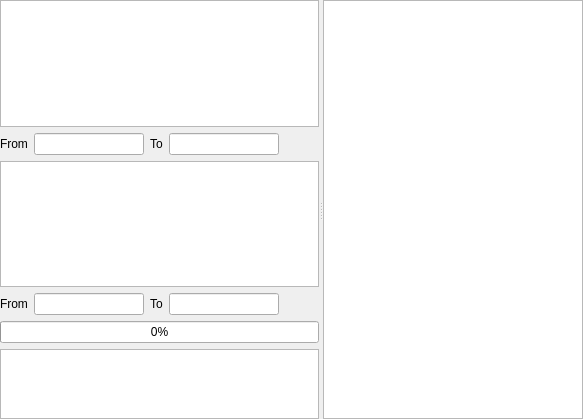
LeStahL/toy210, file SFXPage.ui: the form before one commit.
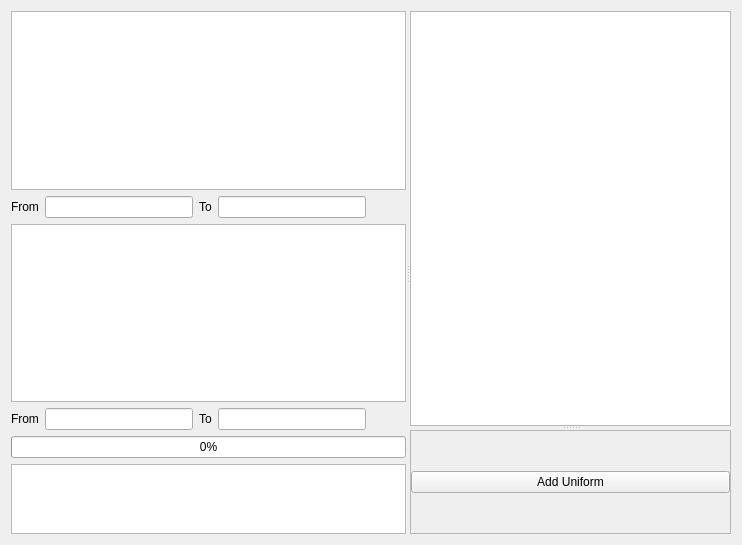
The form after the commit. Custom widgets are drawn as their Qt base class.

Commit message: implemented basic uniform functionality.

Patch:
```diff
--- a/SFXPage.ui
+++ b/SFXPage.ui
@@ -6,28 +6,16 @@
    <rect>
     <x>0</x>
     <y>0</y>
-    <width>583</width>
-    <height>419</height>
+    <width>742</width>
+    <height>545</height>
    </rect>
   </property>
   <property name="windowTitle">
    <string>Form</string>
   </property>
   <layout class="QVBoxLayout" name="verticalLayout_2">
-   <property name="leftMargin">
-    <number>0</number>
-   </property>
-   <property name="topMargin">
-    <number>0</number>
-   </property>
-   <property name="rightMargin">
-    <number>0</number>
-   </property>
-   <property name="bottomMargin">
-    <number>0</number>
-   </property>
    <item>
-    <widget class="QSplitter" name="splitter">
+    <widget class="QSplitter" name="splitter_2">
      <property name="orientation">
       <enum>Qt::Horizontal</enum>
      </property>
@@ -174,7 +162,65 @@
        </item>
       </layout>
      </widget>
-     <widget class="GLSLEditorWidget" name="textEdit"/>
+     <widget class="QSplitter" name="splitter">
+      <property name="orientation">
+       <enum>Qt::Vertical</enum>
+      </property>
+      <widget class="GLSLEditorWidget" name="textEdit">
+       <property name="sizePolicy">
+        <sizepolicy hsizetype="Expanding" vsizetype="Expanding">
+         <horstretch>0</horstretch>
+         <verstretch>2</verstretch>
+        </sizepolicy>
+       </property>
+      </widget>
+      <widget class="QScrollArea" name="scrollArea">
+       <property name="sizePolicy">
+        <sizepolicy hsizetype="Expanding" vsizetype="Expanding">
+         <horstretch>0</horstretch>
+         <verstretch>4</verstretch>
+        </sizepolicy>
+       </property>
+       <property name="widgetResizable">
+        <bool>true</bool>
+       </property>
+       <widget class="QWidget" name="scrollAreaWidgetContents_2">
+        <property name="geometry">
+         <rect>
+          <x>0</x>
+          <y>0</y>
+          <width>292</width>
+          <height>265</height>
+         </rect>
+        </property>
+        <layout class="QVBoxLayout" name="verticalLayout_4">
+         <property name="leftMargin">
+          <number>0</number>
+         </property>
+         <property name="topMargin">
+          <number>0</number>
+         </property>
+         <property name="rightMargin">
+          <number>0</number>
+         </property>
+         <property name="bottomMargin">
+          <number>0</number>
+         </property>
+         <item>
+          <layout class="QVBoxLayout" name="verticalLayout_5">
+           <item>
+            <widget class="QPushButton" name="pushButton">
+             <property name="text">
+              <string>Add Uniform</string>
+             </property>
+            </widget>
+           </item>
+          </layout>
+         </item>
+        </layout>
+       </widget>
+      </widget>
+     </widget>
     </widget>
    </item>
   </layout>
```
Left out of the diff: 22 changed lines with no effect on the pictures. The commit also changes 6 other files.
